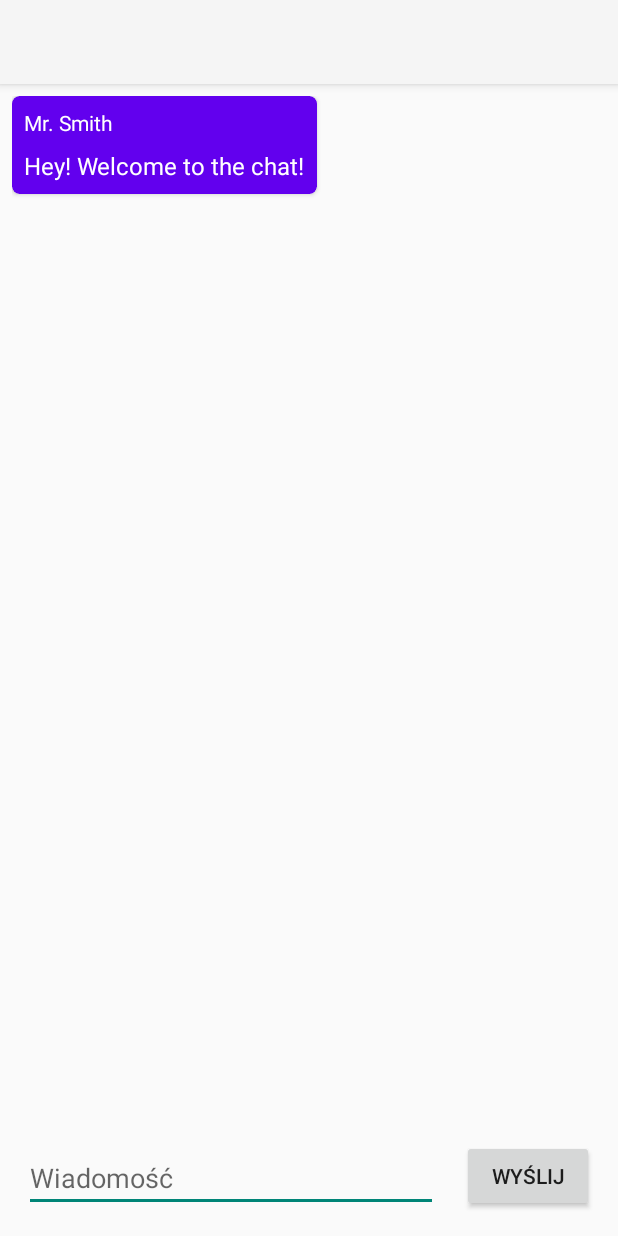
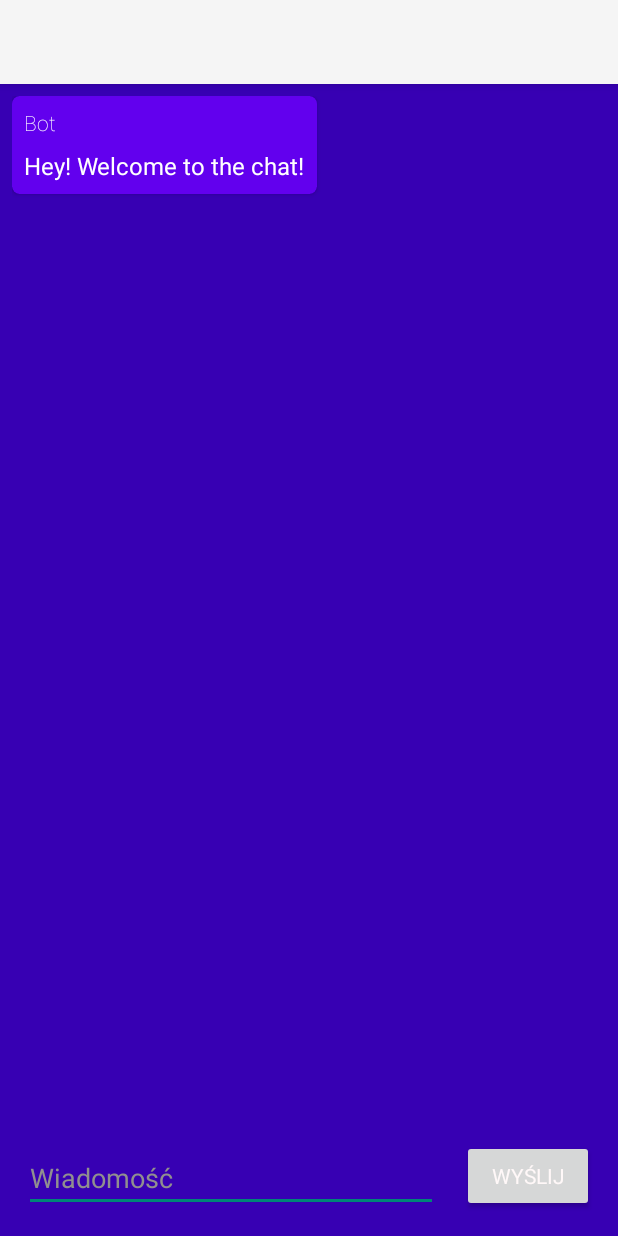
Before and after one commit to J4nush/ChatAppAndroid, an Android app: the ChatActivity screen opened directly, with no data from a screen before it, on a phone screen of 412 x 824 dp. Run offline under Robolectric (Android 15) with nearby library versions, the light colour scheme and no system bars.

Commit message:
Changed app style

```diff
--- a/app/src/main/java/pl/jakub/chatapp/messages/MessagesAdapter.java
+++ b/app/src/main/java/pl/jakub/chatapp/messages/MessagesAdapter.java
@@ -51,7 +51,7 @@ public class MessagesAdapter extends RecyclerView.Adapter<MessagesAdapter.ViewHo
         messages = new ArrayList<>();
 
         // Default encourage message sent every time a user joins a chat room.
-        messages.add(new Message("Mr. Smith", "Hey! Welcome to the chat!"));
+        messages.add(new Message("Bot", "Hey! Welcome to the chat!"));
     }
 
     /**
--- a/app/src/main/res/layout/activity_chat.xml
+++ b/app/src/main/res/layout/activity_chat.xml
@@ -4,6 +4,7 @@
     xmlns:tools="http://schemas.android.com/tools"
     android:layout_width="match_parent"
     android:layout_height="match_parent"
+    android:background="@color/purple_700"
     tools:context=".ChatActivity">
 
     <Button
@@ -12,7 +13,12 @@
         android:layout_height="wrap_content"
         android:layout_marginEnd="16dp"
         android:layout_marginBottom="16dp"
+        android:fontFamily="sans-serif"
         android:text="Wyślij"
+        android:textColor="#FFF8F8"
+        android:textColorHighlight="#FAFAFA"
+        android:textColorHint="#FFFFFF"
+        android:textColorLink="#FFFFFF"
         app:layout_constraintBottom_toBottomOf="parent"
         app:layout_constraintEnd_toEndOf="parent" />
 
@@ -24,8 +30,11 @@
         android:layout_marginEnd="16dp"
         android:layout_marginBottom="16dp"
         android:ems="10"
+        android:fontFamily="sans-serif"
+        android:hint="Wiadomość"
         android:inputType="textPersonName"
-        android:hint="Wiadomość"
+        android:textColor="#FBFBFB"
+        android:textColorHint="#918F8F"
         app:layout_constraintBottom_toBottomOf="parent"
         app:layout_constraintEnd_toStartOf="@+id/sendButton"
         app:layout_constraintStart_toStartOf="parent" />
--- a/app/src/main/res/layout/cardview_message.xml
+++ b/app/src/main/res/layout/cardview_message.xml
@@ -23,6 +23,7 @@
             android:layout_height="wrap_content"
             android:layout_marginStart="8dp"
             android:layout_marginTop="8dp"
+            android:fontFamily="sans-serif-thin"
             android:text="TextView"
             android:textColor="@color/white"
             app:layout_constraintStart_toStartOf="parent"
@@ -35,6 +36,7 @@
             android:layout_marginStart="8dp"
             android:layout_marginTop="8dp"
             android:layout_marginBottom="8dp"
+            android:fontFamily="sans-serif"
             android:text="TextView"
             android:textColor="@color/white"
             android:textSize="16sp"
```
Also changed, not shown: app/src/main/res/layout/activity_main.xml (+8 -3 lines), app/src/main/res/layout/cardview_room.xml (+9 -1 lines), 1 other file.
